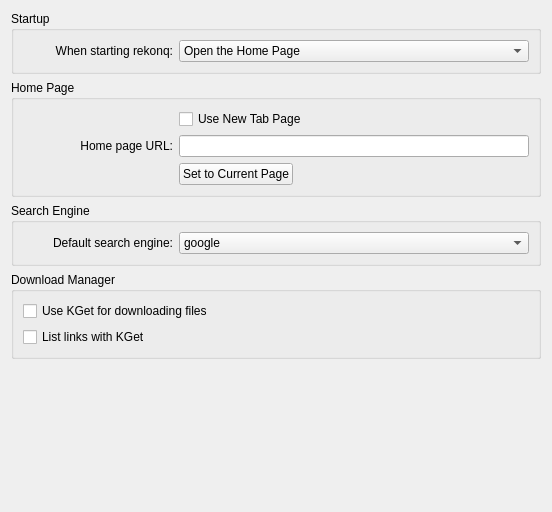
Old version of the form src/settings/settings_general.ui in the repository KDE/rekonq.
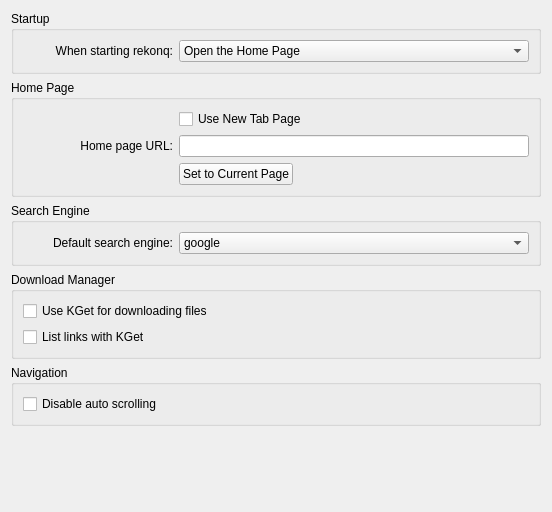
New version of the form. Custom widgets are drawn as their Qt base class.

Commit message: Cedric's patch let autoscroll being optional (active by default..)

```diff
--- a/src/settings/settings_general.ui
+++ b/src/settings/settings_general.ui
@@ -243,6 +243,25 @@
      </layout>
     </widget>
    </item>
+   <item>
+    <widget class="QGroupBox" name="groupBox_5">
+     <property name="title">
+      <string>Navigation</string>
+     </property>
+     <layout class="QVBoxLayout" name="verticalLayout">
+      <item>
+       <widget class="QCheckBox" name="kcfg_disableAutoScroll">
+        <property name="toolTip">
+         <string>Disable automatic scrolling on middle click in a web page</string>
+        </property>
+        <property name="text">
+         <string>Disable auto scrolling</string>
+        </property>
+       </widget>
+      </item>
+     </layout>
+    </widget>
+   </item>
    <item>
     <spacer name="verticalSpacer">
      <property name="orientation">
```
The commit also changes 2 other files.
